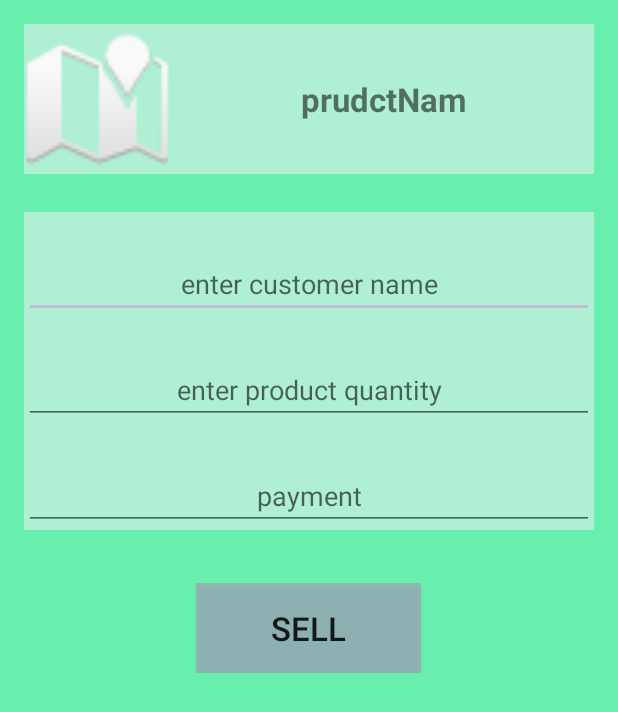
After one commit to fus3rx/SalesMan, an Android app: the ProductDetailsActivity screen opened directly, with no data from a screen before it, on a phone screen of 412 x 824 dp. The commit adds this screen. Shown: the top 712 px of the screen. Run offline under Robolectric (Android 15) with nearby library versions, the phone set to English and light mode, and no system bars.

Commit message:
first phase

```diff
--- a/app/src/main/AndroidManifest.xml
+++ b/app/src/main/AndroidManifest.xml
@@ -18,11 +18,12 @@
         </activity>
         <activity android:name=".login.SignupActivity" />
         <activity android:name=".login.HomeActivity" />
-            <activity android:name=".customer.CustomerActivity" />
-            <activity android:name=".customer.CustomerDetailsActivity" />
-            <activity android:name=".products.ProductsActivity" />
-            <activity android:name=".sales.SalesActivity" />
-        <activity android:name=".statistics.StatisticsActivity"></activity>
+        <activity android:name=".customer.CustomerActivity" />
+        <activity android:name=".customer.CustomerDetailsActivity" />
+        <activity android:name=".products.ProductsActivity" />
+        <activity android:name=".sales.SalesActivity" />
+        <activity android:name=".statistics.StatisticsActivity" />
+        <activity android:name=".products.ProductDetailsActivity"></activity>
     </application>
 
 </manifest>
--- a/app/src/main/java/com/imaginers/tonmo/salesman/customer/CustomerActivity.java
+++ b/app/src/main/java/com/imaginers/tonmo/salesman/customer/CustomerActivity.java
@@ -43,8 +43,6 @@ public class CustomerActivity extends AppCompatActivity implements AdapterView.O
     @Override
     public void onItemClick(AdapterView<?> parent, View view, int position, long id) {
 
-//        holding the clicked row data of the list
-//        TextView holder = (TextView) view;
 
         ArrayList<CustomerDetails> customerDetails = new ArrayList<>();
         customerDetails.add(new CustomerDetails(R.drawable.customer1, mCustomers[0], "01711934", "3S Shopping Mall", "House # 2, Road # 9, Sector # 1,Uttara", "A12"));
--- /dev/null
+++ b/app/src/main/java/com/imaginers/tonmo/salesman/products/ProductDetailsActivity.java
@@ -0,0 +1,47 @@
+package com.imaginers.tonmo.salesman.products;
+
+import android.content.Intent;
+import android.support.v7.app.AppCompatActivity;
+import android.os.Bundle;
+import android.view.View;
+import android.widget.EditText;
+import android.widget.ImageView;
+import android.widget.TextView;
+
+import com.imaginers.tonmo.salesman.R;
+import com.imaginers.tonmo.salesman.sales.SalesActivity;
+
+import java.util.ArrayList;
+
+public class ProductDetailsActivity extends AppCompatActivity  {
+    ArrayList<ProductInformation> productInformations;
+    ImageView img;
+    EditText mAmount,mQuantity,mCustomer;
+    TextView mProductName;
+
+
+    @Override
+    protected void onCreate(Bundle savedInstanceState) {
+        super.onCreate(savedInstanceState);
+        setContentView(R.layout.activity_product_details);
+        img=(ImageView)findViewById(R.id.productIMG);
+        mAmount=(EditText)findViewById(R.id.paymentET);
+        mQuantity=(EditText)findViewById(R.id.amountET);
+        mCustomer=(EditText)findViewById(R.id.customerNameET);
+        mProductName=(TextView) findViewById(R.id.productName);
+
+        Intent intent = getIntent();
+        productInformations = (ArrayList<ProductInformation>) intent.getSerializableExtra("testt");
+        int position = intent.getIntExtra("poss", 0);
+
+        //mAmount.setText(productInformations.get(position).get);
+        //img.setImageResource(productInformations.get(position).getImages());
+        //mProductName.setText(productInformations.get(position).getProductName());
+
+    }
+
+    public void sellProClick(View view) {
+        Intent i=new Intent(this,SalesActivity.class);
+        startActivity(i);
+    }
+}
--- a/app/src/main/java/com/imaginers/tonmo/salesman/products/ProductsActivity.java
+++ b/app/src/main/java/com/imaginers/tonmo/salesman/products/ProductsActivity.java
@@ -1,14 +1,20 @@
 package com.imaginers.tonmo.salesman.products;
 
+import android.content.Context;
+import android.content.Intent;
 import android.support.v7.app.AppCompatActivity;
 import android.os.Bundle;
+import android.view.View;
+import android.widget.AdapterView;
 import android.widget.ListView;
+import android.widget.Toast;
 
 import com.imaginers.tonmo.salesman.R;
 
 import java.util.ArrayList;
 
-public class ProductsActivity extends AppCompatActivity {
+public class ProductsActivity extends AppCompatActivity implements AdapterView.OnItemClickListener{
+    ArrayList<ProductInformation> productInformations;
 
     @Override
     protected void onCreate(Bundle savedInstanceState) {
@@ -29,5 +35,18 @@ public class ProductsActivity extends AppCompatActivity {
 
         ListView productListView = (ListView) findViewById(R.id.listView_ID);
         productListView.setAdapter(adapter);
+        productListView.setOnItemClickListener(this);
+    }
+
+    @Override
+    public void onItemClick(AdapterView<?> parent, View view, int position, long id) {
+        productInformations = new ArrayList<>();
+        Intent toProductDetails = new Intent(ProductsActivity.this, ProductDetailsActivity.class);
+        toProductDetails.putExtra("testt", productInformations);
+        toProductDetails.putExtra("poss", position);
+
+        this.startActivity(toProductDetails);
+        Toast.makeText(this,"clicked "+position,Toast.LENGTH_SHORT).show();
+
     }
 }
--- a/app/src/main/res/layout/activity_main.xml
+++ b/app/src/main/res/layout/activity_main.xml
@@ -14,10 +14,16 @@
     style="@style/AppTheme.NoActionBar"
     tools:context="com.imaginers.tonmo.salesman.login.MainActivity">
 
+    <ImageView
+        android:layout_width="100dp"
+        android:layout_height="100dp"
+        android:layout_gravity="center"
+        android:src="@mipmap/ic_launcher"/>
+
     <com.github.florent37.materialtextfield.MaterialTextField
         android:layout_width="match_parent"
         android:layout_height="wrap_content"
-        android:layout_marginTop="70dp"
+        android:layout_marginTop="30dp"
         app:mtf_animationDuration="300"
         app:mtf_cardCollapsedHeight="4dp"
         app:mtf_image="@drawable/mail"
--- /dev/null
+++ b/app/src/main/res/layout/activity_product_details.xml
@@ -0,0 +1,86 @@
+<?xml version="1.0" encoding="utf-8"?>
+<LinearLayout xmlns:android="http://schemas.android.com/apk/res/android"
+    xmlns:tools="http://schemas.android.com/tools"
+    android:id="@+id/activity_product_details"
+    android:layout_width="match_parent"
+    android:layout_height="match_parent"
+    android:paddingBottom="@dimen/activity_vertical_margin"
+    android:paddingLeft="@dimen/activity_horizontal_margin"
+    android:paddingRight="@dimen/activity_horizontal_margin"
+    android:paddingTop="@dimen/activity_vertical_margin"
+    android:orientation="vertical"
+    android:background="#68EFAD"
+    tools:context="com.imaginers.tonmo.salesman.products.ProductDetailsActivity">
+
+    <LinearLayout
+        android:layout_width="match_parent"
+        android:layout_height="wrap_content"
+        android:orientation="horizontal"
+        android:background="@color/back">
+        <ImageView
+            android:layout_width="100dp"
+            android:layout_height="100dp"
+            android:id="@+id/productIMG"
+            android:src="@android:drawable/ic_dialog_map"/>
+        <TextView
+            android:layout_width="match_parent"
+            android:layout_height="wrap_content"
+            android:id="@+id/productName"
+            android:textSize="22sp"
+            android:textStyle="bold"
+            android:text="prudctNam"
+            android:layout_gravity="center"
+            android:gravity="center"/>
+    </LinearLayout>
+
+    <LinearLayout
+        android:layout_width="match_parent"
+        android:layout_height="wrap_content"
+        android:orientation="vertical"
+        android:layout_marginTop="25dp"
+        android:background="@color/back">
+
+        <EditText
+            android:layout_width="match_parent"
+            android:layout_height="wrap_content"
+            android:hint="enter customer name"
+            android:layout_marginTop="25dp"
+            android:gravity="center"
+            android:id="@+id/custDetailsET"/>
+        <EditText
+            android:layout_width="match_parent"
+            android:layout_height="wrap_content"
+            android:hint="enter product quantity"
+            android:inputType="number"
+            android:layout_marginTop="25dp"
+            android:gravity="center"
+            android:id="@+id/amountET"/>
+        <EditText
+            android:layout_width="match_parent"
+            android:layout_height="wrap_content"
+            android:hint="payment"
+            android:inputType="number"
+            android:layout_marginTop="25dp"
+            android:gravity="center"
+            android:id="@+id/paymentET"/>
+    </LinearLayout>
+
+    <LinearLayout
+        android:layout_width="match_parent"
+        android:layout_height="wrap_content"
+        android:orientation="vertical"
+        android:layout_marginTop="35dp">
+        <Button
+            android:id="@+id/sellIT"
+            android:layout_width="150dp"
+            android:layout_height="60dp"
+            android:text="Sell"
+            android:layout_gravity="center"
+            android:background="@color/colorAccent"
+            android:textSize="22dp"
+            android:onClick="sellProClick"/>
+    </LinearLayout>
+
+
+
+</LinearLayout>
--- a/app/src/main/res/layout/product_row.xml
+++ b/app/src/main/res/layout/product_row.xml
@@ -1,7 +1,7 @@
 <?xml version="1.0" encoding="utf-8"?>
 <LinearLayout xmlns:android="http://schemas.android.com/apk/res/android"
     android:layout_width="match_parent"
-    android:layout_height="match_parent"
+    android:layout_height="wrap_content"
     android:background="@color/page"
     android:orientation="horizontal">
 
@@ -26,7 +26,10 @@
             android:text="Product Name"
             android:textColor="#231f1f"
             android:textSize="20sp"
-            android:textStyle="bold" />
+            android:textStyle="bold"
+            android:focusableInTouchMode="false"
+            android:clickable="false"
+            android:focusable="false"/>
 
         <TextView
             android:id="@+id/productQuantity_TV_ID"
@@ -37,7 +40,10 @@
             android:text=""
             android:textColor="#231f1f"
             android:textSize="20sp"
-            android:textStyle="italic" />
+            android:textStyle="italic"
+            android:focusableInTouchMode="false"
+            android:clickable="false"
+            android:focusable="false"/>
     </LinearLayout>
 
 </LinearLayout>
--- a/app/src/main/res/values/colors.xml
+++ b/app/src/main/res/values/colors.xml
@@ -2,7 +2,7 @@
 <resources>
     <color name="colorPrimary">#30BDD3</color>
     <color name="colorPrimaryDark">#ed008ba1</color>
-    <color name="colorAccent">#FF4081</color>
+    <color name="colorAccent">#4cf141cd</color>
     <color name="back">#b0d0efe7</color>
     <color name="page">#F5F5F5</color>
 </resources>
```
Also changed, not shown: app/src/main/res/drawable/serr.jpg (added), app/src/main/res/mipmap-hdpi/ic_launcher.png, app/src/main/res/mipmap-mdpi/ic_launcher.png, app/src/main/res/mipmap-xhdpi/ic_launcher.png, app/src/main/res/mipmap-xxhdpi/ic_launcher.png, app/src/main/res/mipmap-xxxhdpi/ic_launcher.png.
